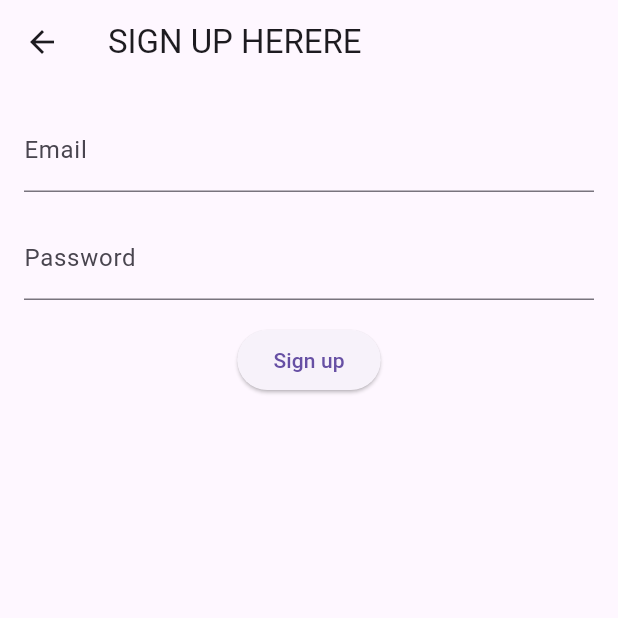
After one commit to BabaTheBoundless/Flutter_Calendar, a Flutter app: the SignUpPage screen opened directly, after a tap on "Sign up", on a phone screen of 412 x 824 dp, the top half of it. The commit adds this screen. Run offline on Flutter 3.47's test engine with Material 3 defaults, Android fonts, the phone set to English and light mode, and no system bars; our stand-ins replace firebase_auth, firebase_core, font_awesome_flutter, table_calendar; accounts and stored records are empty; network calls fail.

Commit message:
got a sign up page but i get an error

```diff
--- a/lib/calendar.dart
+++ b/lib/calendar.dart
@@ -4,6 +4,8 @@ import 'package:table_calendar/table_calendar.dart';
 import 'package:url_launcher/url_launcher.dart';
 //font icon package i found; should have github logo
 import 'package:font_awesome_flutter/font_awesome_flutter.dart';
+
+import 'signuppage.dart';
 
 /* need to add some fast way to go through the months and years.
 
@@ -35,7 +37,9 @@ class _CalendarPageState extends State<CalendarPage> {
 
       //Home button
       if (_currentIndex == 0) {
-        _openURL('https://theuselessweb.com');
+        Navigator.push(
+            context, MaterialPageRoute(builder: (context) => SignUpPage()));
+        //_openURL('https://theuselessweb.com');
 
         //Calendar button
       } else if (_currentIndex == 1) {
--- a/lib/main.dart
+++ b/lib/main.dart
@@ -1,16 +1,22 @@
 import 'package:flutter/material.dart';
+import 'package:firebase_core/firebase_core.dart';
 //needed for linking to url
 //font icon package i found; should have github logo
 
 import 'calendar.dart';
 import 'lightVSdark.dart';
-
+import 'signuppage.dart';
 /* need to add some fast way to go through the months and years.
 
 */
 
-void main() {
+void main() async {
   WidgetsFlutterBinding.ensureInitialized();
+  try {
+    await Firebase.initializeApp();
+  } catch (error) {
+    print('your error is: $error');
+  }
 
   runApp(CalendarApp());
 }
--- /dev/null
+++ b/lib/signuppage.dart
@@ -0,0 +1,52 @@
+import 'package:flutter/material.dart';
+import 'package:firebase_auth/firebase_auth.dart';
+import 'package:flutter/rendering.dart';
+
+class SignUpPage extends StatelessWidget {
+  final TextEditingController _emailController = TextEditingController();
+  final TextEditingController _passwordController = TextEditingController();
+
+  Future<void> _signUp(BuildContext context) async {
+    try {
+      UserCredential userCredential =
+          await FirebaseAuth.instance.createUserWithEmailAndPassword(
+        email: _emailController.text,
+        password: _passwordController.text,
+      );
+    } catch (error) {
+      print('sign up error: $error');
+    }
+  }
+
+  @override
+  Widget build(BuildContext context) {
+    return Scaffold(
+        appBar: AppBar(
+          title: Text("SIGN UP HERERE"),
+        ),
+        body: Padding(
+            padding: EdgeInsets.all(16.0),
+            child: Column(
+              children: [
+                TextField(
+                  controller: _emailController,
+                  decoration: InputDecoration(
+                    labelText: 'Email',
+                  ),
+                ),
+                SizedBox(height: 16.0),
+                TextField(
+                  controller: _passwordController,
+                  decoration: InputDecoration(
+                    labelText: 'Password',
+                  ),
+                ),
+                SizedBox(height: 16.0),
+                ElevatedButton(
+                  onPressed: () => _signUp(context),
+                  child: Text('Sign up'),
+                )
+              ],
+            )));
+  }
+}
```
